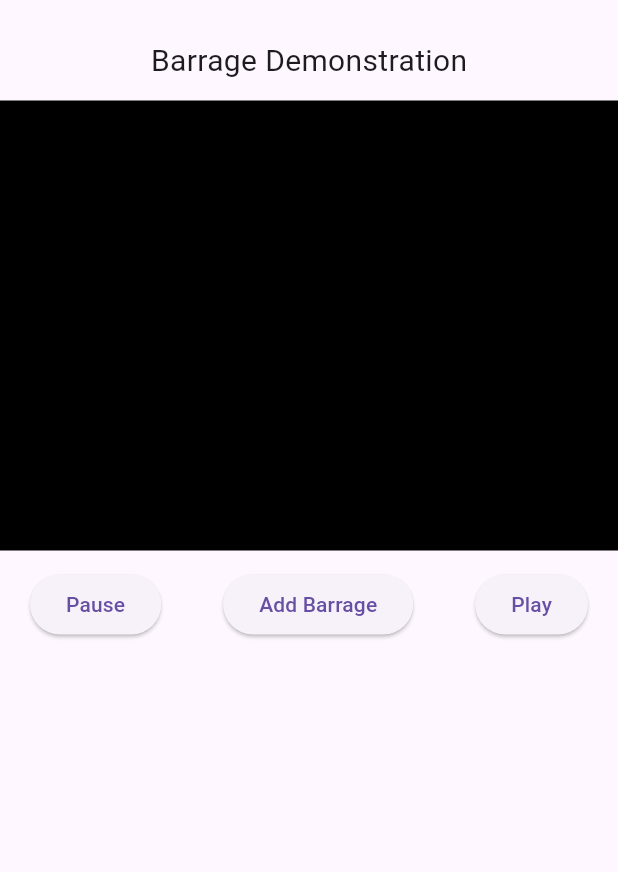
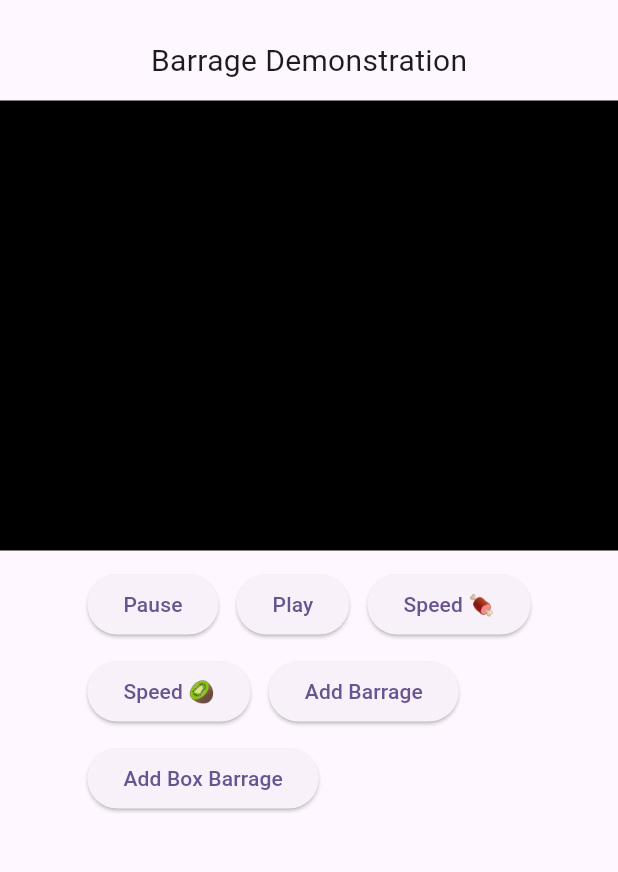
Before and after one commit to taxze6/flutter_barrage_craft, a Flutter app: the screen it shows after launch, after a tap on "Add Barrage", on a phone screen of 412 x 824 dp, the part 63-935 px from its top. Run offline on Flutter 3.47's test engine with Material 3 defaults, Android fonts, the phone set to English and light mode, and no system bars.

Commit message:
🎉Complete example.

```diff
--- a/example/lib/main.dart
+++ b/example/lib/main.dart
@@ -1,3 +1,5 @@
+import 'dart:math';
+
 import 'package:flutter/material.dart';
 import 'package:flutter_barrage_craft/flutter_barrage_craft.dart';
 
@@ -5,14 +7,30 @@ void main() {
   runApp(const MyApp());
 }
 
-class MyApp extends StatefulWidget {
+class MyApp extends StatelessWidget {
   const MyApp({super.key});
 
   @override
-  State<MyApp> createState() => _MyAppState();
+  Widget build(BuildContext context) {
+    return MaterialApp(
+      title: 'Flutter Barrage Craft',
+      theme: ThemeData(
+        colorScheme: ColorScheme.fromSeed(seedColor: Colors.deepPurple),
+        useMaterial3: true,
+      ),
+      home: const MyHomePage(),
+    );
+  }
 }
 
-class _MyAppState extends State<MyApp> {
+class MyHomePage extends StatefulWidget {
+  const MyHomePage({super.key});
+
+  @override
+  State<MyHomePage> createState() => _MyHomePageState();
+}
+
+class _MyHomePageState extends State<MyHomePage> {
   BarrageController controller = BarrageController();
 
   @override
@@ -37,8 +55,7 @@ class _MyAppState extends State<MyApp> {
 
   @override
   Widget build(BuildContext context) {
-    return MaterialApp(
-      home: Scaffold(
+    return Scaffold(
       appBar: AppBar(
         title: const Text('Flutter Barrage Craft'),
       ),
@@ -70,12 +87,11 @@ class _MyAppState extends State<MyApp> {
               ),
             ),
             Padding(
-                padding:
-                    const EdgeInsets.symmetric(vertical: 12, horizontal: 20),
-                child: Column(
-                  children: [
-                    Row(
-                      mainAxisAlignment: MainAxisAlignment.spaceBetween,
+              padding: const EdgeInsets.symmetric(vertical: 12, horizontal: 8),
+              child: Wrap(
+                alignment: WrapAlignment.start,
+                spacing: 12,
+                runSpacing: 10,
                 children: [
                   ElevatedButton(
                     onPressed: () {
@@ -85,34 +101,64 @@ class _MyAppState extends State<MyApp> {
                   ),
                   ElevatedButton(
                     onPressed: () {
+                      controller.play();
+                    },
+                    child: const Text("Play"),
+                  ),
+                  ElevatedButton(
+                    onPressed: () {
+                      controller.changeBarrageRate(3);
+                    },
+                    child: const Text("Speed 🍖"),
+                  ),
+                  ElevatedButton(
+                    onPressed: () {
+                      controller.changeBarrageRate(1);
+                    },
+                    child: const Text("Speed 🥝"),
+                  ),
+                  ElevatedButton(
+                    onPressed: () async {
                       controller.addBarrage(
-                                    barrageWidget: Text(
-                                      "1111",
+                        barrageWidget: const Text(
+                          "Test Barrage",
                           style: TextStyle(
                             color: Colors.white,
                           ),
                         ),
-                                    widgetSize: Size(80, 20))
-                                // .then((value) => {})
-                                ;
+                        context: context,
+                      );
                     },
                     child: const Text("Add Barrage"),
                   ),
                   ElevatedButton(
-                          onPressed: () {
-                            controller.play();
+                    onPressed: () async {
+                      controller.addBarrage(
+                        barrageWidget: Container(
+                          width: 200,
+                          height: 50,
+                          decoration: BoxDecoration(
+                            color: Colors.primaries[
+                                Random().nextInt(Colors.primaries.length)],
+                          ),
+                          child: const Text(
+                            "Container Test Barrage",
+                            style: TextStyle(
+                              color: Colors.white,
+                            ),
+                          ),
+                        ),
+                        context: context,
+                      );
                     },
-                          child: const Text("Play"),
+                    child: const Text("Add Box Barrage"),
                   ),
-                      ],
-                    )
                 ],
               ),
             )
           ],
         ),
       ),
-      ),
     );
   }
 }
```
Lines whose indentation alone changed are shown as unchanged.
